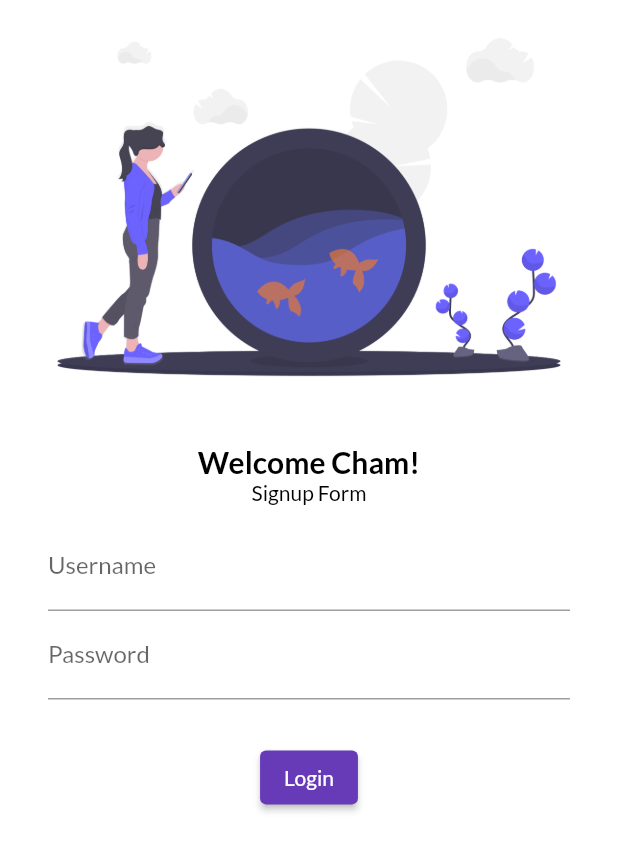
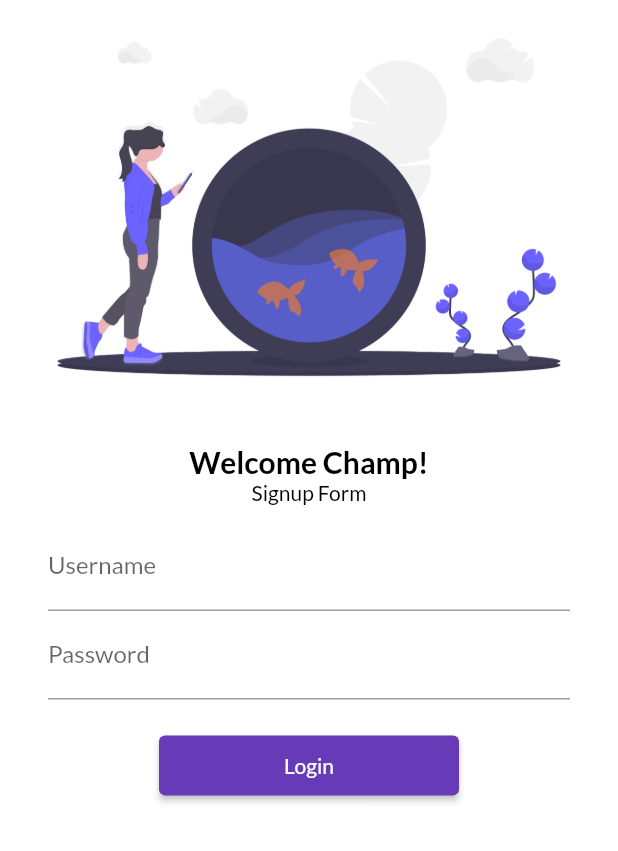
Before and after one commit to gami34/advance_flutter_feature_dev, a Flutter app: the screen it shows after launch, on a phone screen of 412 x 824 dp. Shown: the top 851 px of the screen. Run offline on Flutter 3.47's test engine with Material 2 defaults, Android fonts, the phone set to English and light mode, and no system bars; our stand-ins replace google_fonts.

Commit message:
updated day 3 with pushedname functionality

```diff
--- a/lib/main.dart
+++ b/lib/main.dart
@@ -1,5 +1,6 @@
 import 'package:catalog_app/pages/home_page.dart';
 import 'package:catalog_app/pages/login_page.dart';
+import 'package:catalog_app/routes/routes.dart';
 import 'package:flutter/material.dart';
 import 'package:google_fonts/google_fonts.dart';
 
@@ -14,6 +15,7 @@ class MyApp extends StatelessWidget {
   Widget build(BuildContext context) {
     // returned widet value
     return MaterialApp(
+      debugShowCheckedModeBanner: false,
       themeMode: ThemeMode.light,
       theme: ThemeData(
         primarySwatch: Colors.deepPurple,
@@ -22,11 +24,11 @@ class MyApp extends StatelessWidget {
       darkTheme: ThemeData(
         brightness: Brightness.dark,
       ),
-      initialRoute: "/",
+      initialRoute: Routes.defaultRoute,
       routes: {
-        "/": (context) => LoginPage(),
-        "/home": (context) => Homepage(),
-        "/login": (context) => LoginPage(),
+        Routes.defaultRoute: (context) => LoginPage(),
+        Routes.home: (context) => Homepage(),
+        Routes.login: (context) => LoginPage(),
       },
     );
   }
--- a/lib/pages/login_page.dart
+++ b/lib/pages/login_page.dart
@@ -1,5 +1,6 @@
 import 'dart:ui';
 
+import 'package:catalog_app/routes/routes.dart';
 import 'package:flutter/cupertino.dart';
 import 'package:flutter/material.dart';
 
@@ -10,14 +11,18 @@ class LoginPage extends StatelessWidget {
   Widget build(BuildContext context) {
     return Material(
       color: Colors.white,
+      child: SingleChildScrollView(
         child: Column(
           children: [
-          Image.asset("assets/images/loginimage2.png", fit: BoxFit.cover),
+            Image.asset(
+              "assets/images/loginimage2.png",
+              fit: BoxFit.cover,
+            ),
             SizedBox(
               height: 20.0,
             ),
             Text(
-            "Welcome Cham!",
+              "Welcome Champ!",
               style: TextStyle(
                 fontSize: 20,
                 fontWeight: FontWeight.bold,
@@ -51,20 +56,21 @@ class LoginPage extends StatelessWidget {
                       hintText: "Enter password",
                     ),
                   ),
-              ],
-            ),
-          ),
                   SizedBox(
                     height: 20.0,
                   ),
                   ElevatedButton(
-            style: TextButton.styleFrom(),
+                    style: TextButton.styleFrom(minimumSize: Size(200, 40)),
                     onPressed: () {
-              print("hi Gideon !");
+                      Navigator.pushNamed(context, Routes.home);
                     },
                     child: Text("Login"),
-          )
+                  ),
                 ],
+              ),
+            ),
+          ],
+        ),
       ),
     );
   }
--- /dev/null
+++ b/lib/routes/routes.dart
@@ -0,0 +1,5 @@
+class Routes {
+  static String login = "/login";
+  static String home = "home";
+  static String defaultRoute = "/";
+}
```
Lines whose indentation alone changed are shown as unchanged.
